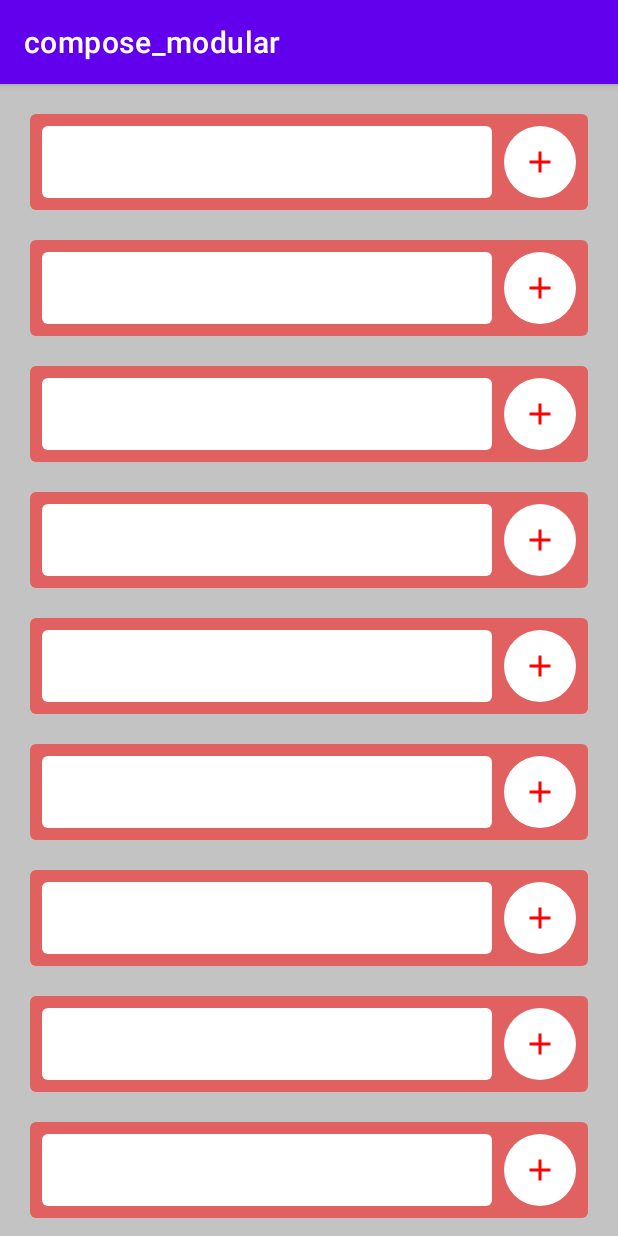
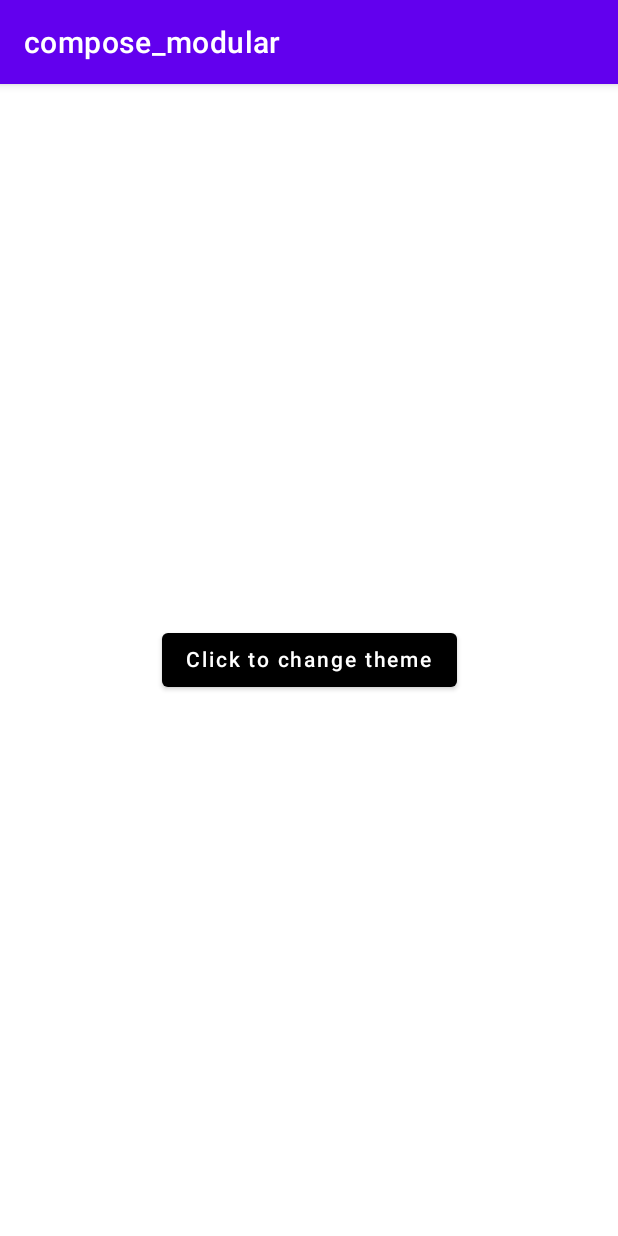
Before and after one commit to dhavalshah05/compose_modular, an Android app built with Jetpack Compose: the fragment LoginFragment placed in its activity, on a phone screen of 412 x 824 dp. Run offline under Robolectric (Android 15) with nearby library versions, the phone set to English and light mode, and no system bars; our stand-ins replace Dagger/Hilt's generated code, Timber; libraries missing offline, so code that uses them is left out: com.ncapdevi.fragnav; Roboto replaces fonts that are not available here; 7 statements that could not run were skipped.

Commit message:
Added compose theme module

```diff
--- a/app/build.gradle
+++ b/app/build.gradle
@@ -93,4 +93,5 @@ dependencies {
     implementation project(":compose-tabs")
     implementation project(":compose-focus")
     implementation project(":compose-bottom-sheet")
+    implementation project(":compose-theme")
 }
--- a/app/src/main/java/com/template/app/ui/login/LoginFragment.kt
+++ b/app/src/main/java/com/template/app/ui/login/LoginFragment.kt
@@ -7,6 +7,7 @@ import android.view.LayoutInflater
 import android.view.View
 import android.view.ViewGroup
 import androidx.fragment.app.Fragment
+import com.example.composetheme.LightDarkView
 import dagger.hilt.android.AndroidEntryPoint
 
 @AndroidEntryPoint
@@ -17,7 +18,7 @@ class LoginFragment : Fragment() {
         container: ViewGroup?,
         savedInstanceState: Bundle?
     ): View {
-        val view = AuthView(requireContext())
+        val view = LightDarkView(requireContext())
         return view.getRootView()
     }
 
--- /dev/null
+++ b/compose-theme/src/main/AndroidManifest.xml
@@ -0,0 +1,5 @@
+<?xml version="1.0" encoding="utf-8"?>
+<manifest xmlns:android="http://schemas.android.com/apk/res/android"
+    package="com.example.composetheme">
+
+</manifest>
--- /dev/null
+++ b/compose-theme/src/main/java/com/example/composetheme/CustomTheme.kt
@@ -0,0 +1,47 @@
+package com.example.composetheme
+
+import androidx.compose.runtime.Composable
+import androidx.compose.runtime.CompositionLocalProvider
+import androidx.compose.runtime.Immutable
+import androidx.compose.runtime.staticCompositionLocalOf
+import androidx.compose.ui.graphics.Color
+
+@Immutable
+internal data class CustomColors(
+    val screenBackground: Color,
+    val buttonBackground: Color,
+    val buttonText: Color
+)
+
+internal val LocalCustomColors = staticCompositionLocalOf {
+    CustomColors(
+        screenBackground = Color.Unspecified,
+        buttonBackground = Color.Unspecified,
+        buttonText = Color.Unspecified
+    )
+}
+
+@Composable
+internal fun CustomTheme(
+    isDarkTheme: Boolean = false,
+    content: @Composable () -> Unit
+) {
+    val customColors = if (isDarkTheme) {
+        CustomColors(
+            screenBackground = Color.Black,
+            buttonBackground = Color.White,
+            buttonText = Color.Black
+        )
+    } else {
+        CustomColors(
+            screenBackground = Color.White,
+            buttonBackground = Color.Black,
+            buttonText = Color.White
+        )
+    }
+
+    CompositionLocalProvider(
+        values = arrayOf(LocalCustomColors provides customColors),
+        content = content
+    )
+}
--- /dev/null
+++ b/compose-theme/src/main/java/com/example/composetheme/LightDarkScreen.kt
@@ -0,0 +1,44 @@
+package com.example.composetheme
+
+import androidx.compose.foundation.background
+import androidx.compose.foundation.layout.Box
+import androidx.compose.foundation.layout.fillMaxSize
+import androidx.compose.material.Button
+import androidx.compose.material.ButtonDefaults
+import androidx.compose.material.Text
+import androidx.compose.runtime.Composable
+import androidx.compose.ui.Alignment
+import androidx.compose.ui.Modifier
+import androidx.compose.ui.tooling.preview.Preview
+
+@Preview
+@Composable
+private fun PreviewLightDarkScreen() {
+    LightDarkScreen {}
+}
+
+@Composable
+internal fun LightDarkScreen(
+    modifier: Modifier = Modifier,
+    onThemeChange: () -> Unit,
+) {
+    Box(
+        modifier = modifier
+            .fillMaxSize()
+            .background(LocalCustomColors.current.screenBackground),
+        contentAlignment = Alignment.Center
+    ) {
+        Button(
+            onClick = onThemeChange,
+            content = {
+                Text(
+                    text = "Click to change theme",
+                    color = LocalCustomColors.current.buttonText
+                )
+            },
+            colors = ButtonDefaults.buttonColors(
+                backgroundColor = LocalCustomColors.current.buttonBackground
+            )
+        )
+    }
+}
--- /dev/null
+++ b/compose-theme/src/main/java/com/example/composetheme/LightDarkView.kt
@@ -0,0 +1,30 @@
+package com.example.composetheme
+
+import android.content.Context
+import android.view.View
+import androidx.compose.runtime.mutableStateOf
+import androidx.compose.runtime.remember
+import androidx.compose.ui.platform.ComposeView
+import androidx.compose.ui.platform.ViewCompositionStrategy
+
+class LightDarkView(
+    private val context: Context
+) {
+    fun getRootView(): View {
+        return ComposeView(context).apply {
+            setViewCompositionStrategy(ViewCompositionStrategy.DisposeOnViewTreeLifecycleDestroyed)
+            setContent {
+                val isDarkThemeState = remember {
+                    mutableStateOf(false)
+                }
+                CustomTheme(isDarkTheme = isDarkThemeState.value) {
+                    LightDarkScreen(
+                        onThemeChange = {
+                            isDarkThemeState.value = isDarkThemeState.value.not()
+                        }
+                    )
+                }
+            }
+        }
+    }
+}
--- a/settings.gradle
+++ b/settings.gradle
@@ -3,3 +3,4 @@ include ':app'
 include ':compose-tabs'
 include ':compose-focus'
 include ':compose-bottom-sheet'
+include ':compose-theme'
```
Also changed, not shown: compose-theme/build.gradle (added, +40 -0 lines), 2 other files.
